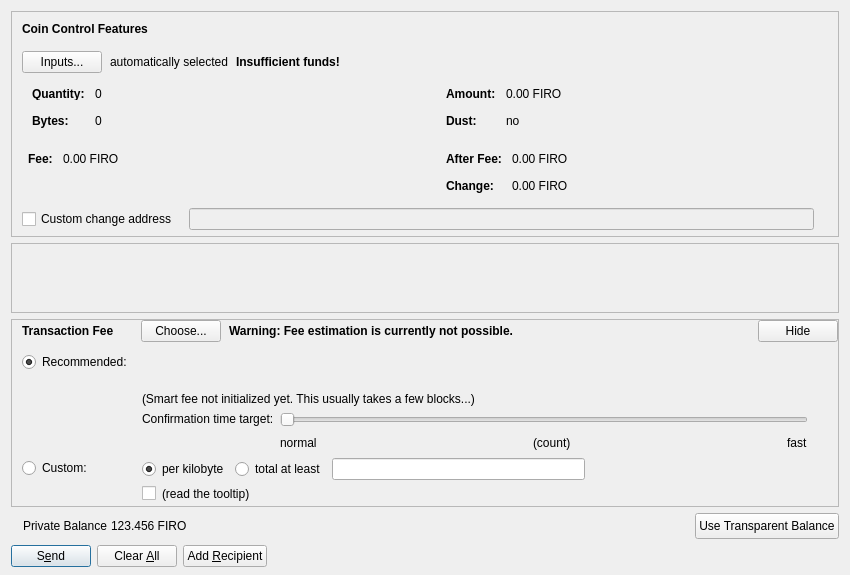
Before: the Qt Designer form src/qt/forms/sendcoinsdialog.ui in firoorg/firo, drawn with Qt 5.
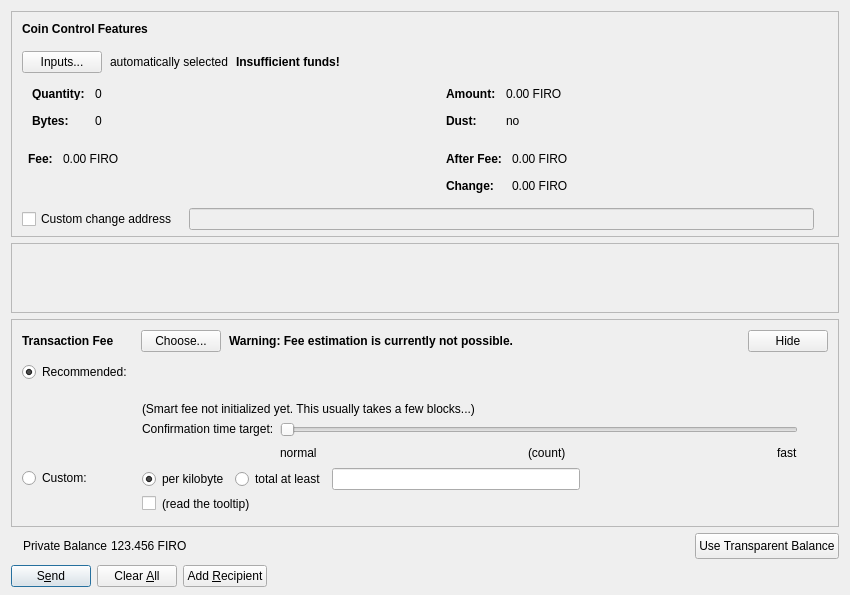
After: the same form once the commit is applied. Custom widgets are drawn as their Qt base class.

```diff
--- a/src/qt/forms/sendcoinsdialog.ui
+++ b/src/qt/forms/sendcoinsdialog.ui
@@ -670,7 +670,13 @@
          <number>10</number>
         </property>
         <property name="topMargin">
-         <number>0</number>
+         <number>10</number>
+        </property>
+        <property name="rightMargin">
+         <number>10</number>
+        </property>
+        <property name="bottomMargin">
+         <number>10</number>
         </property>
         <item>
          <layout class="QHBoxLayout" name="horizontalLayoutFee1" stretch="0,1,0,0">
```
